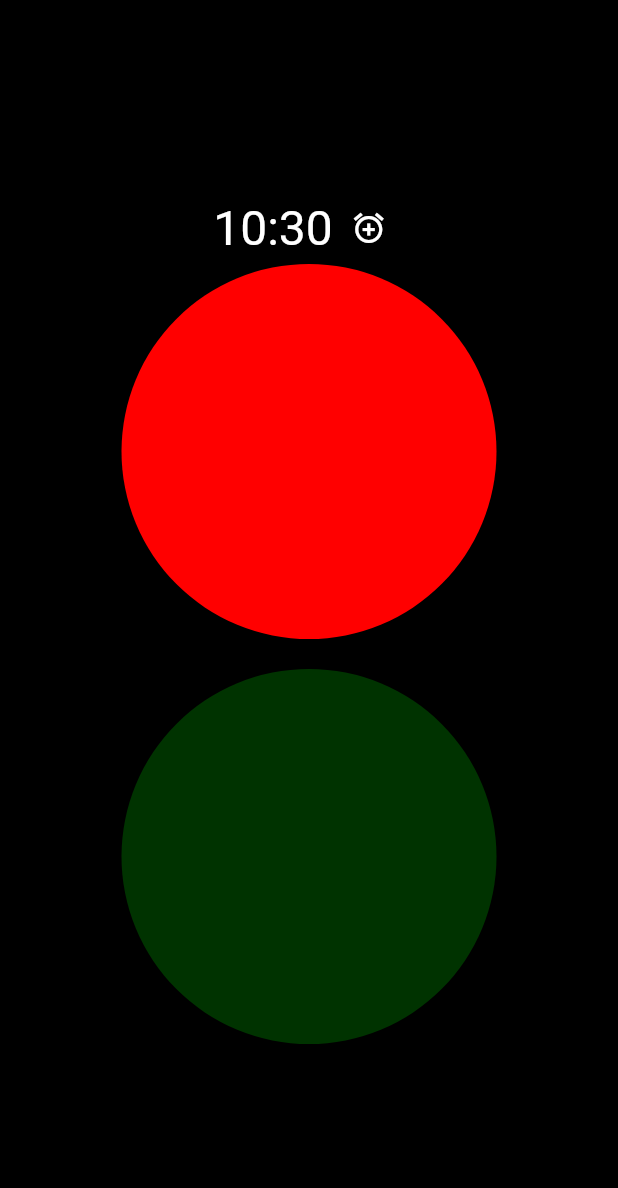
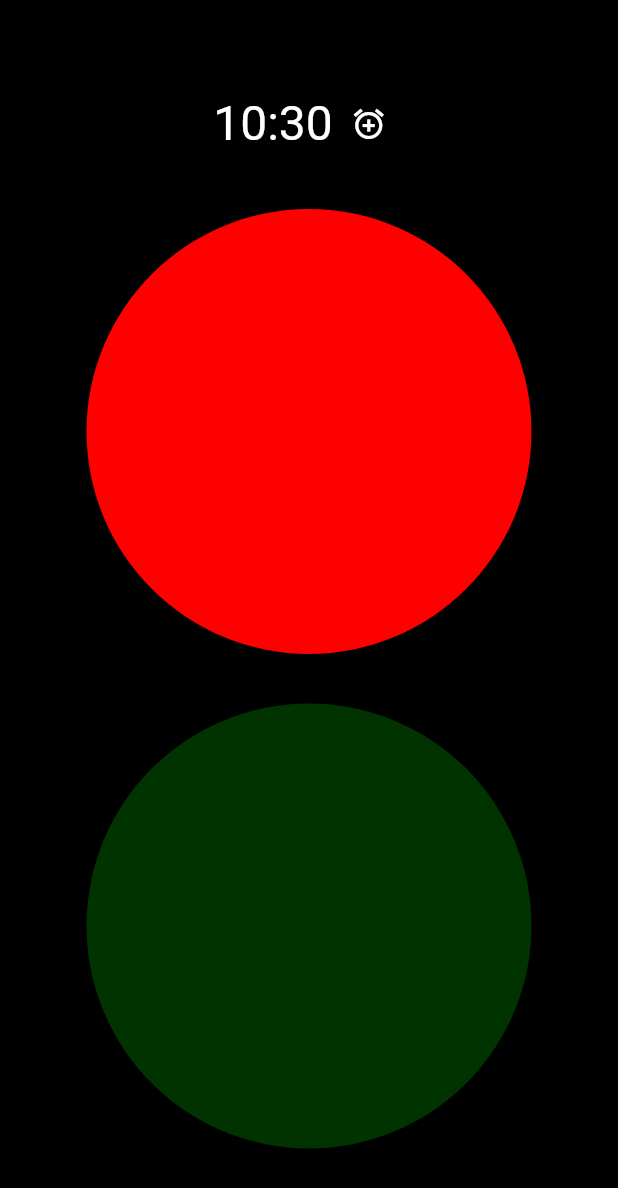
Before and after one commit to fetherolfjd/red_green_alarm, a Flutter app: the screen it shows after launch, on a phone screen of 412 x 824 dp. Shown: the top 1188 px of the screen. Run offline on Flutter 3.47's test engine with Material 2 defaults, Android fonts, the phone set to English and light mode, and no system bars; our stand-ins replace datetime_picker_formfield, rxdart; missing offline and left inert: screen.

Commit message:
Handle portrait and landscape layouts.
This handle redrawing the app to a degree
for the different orientations of the device.

```diff
--- a/lib/src/clock_cluster.dart
+++ b/lib/src/clock_cluster.dart
@@ -4,14 +4,31 @@ import 'clock.dart';
 import 'alarm_time_page.dart';
 import 'hour_minute_text.dart';
 import 'bloc_provider.dart';
+import 'alarm_bloc.dart';
 
 class ClockCluster extends StatelessWidget {
   @override
   Widget build(BuildContext context) {
     final alarmBloc = BlocProvider.of(context).alarmBloc;
+    return OrientationBuilder(
+      builder: (context, orientation) {
+        if (orientation == Orientation.landscape) {
+          return Column(
+            mainAxisAlignment: MainAxisAlignment.center,
+            children: _buildWidgetList(alarmBloc, context),
+          );
+        } else {
           return Row(
             mainAxisAlignment: MainAxisAlignment.center,
-      children: <Widget>[
+            children: _buildWidgetList(alarmBloc, context)
+          );
+        }
+      },
+    );
+  }
+
+  List<Widget> _buildWidgetList(AlarmBloc alarmBloc, BuildContext context) {
+    return <Widget>[
       Clock(),
       IconButton(
         icon: Icon(Icons.add_alarm, color: Colors.white),
@@ -24,7 +41,6 @@ class ClockCluster extends StatelessWidget {
           return ColorText(snapshot.data, Colors.white);
         }
       ),
-      ],
-    );
+    ];
   }
 }
--- a/lib/src/red_green_homepage.dart
+++ b/lib/src/red_green_homepage.dart
@@ -1,24 +1,60 @@
 import 'package:flutter/material.dart';
 
-import 'red_green_lights.dart';
-import 'bloc_provider.dart';
 import 'clock_cluster.dart';
+import 'lights.dart';
 
 class RedGreenHomepage extends StatelessWidget {
   @override
   Widget build(BuildContext context) {
-    final alarmBloc = BlocProvider.of(context).alarmBloc;
     return Scaffold(
       backgroundColor: Colors.black,
-      body: Center(
-        child: Column(
-          mainAxisAlignment: MainAxisAlignment.center,
-          children: <Widget>[
-            ClockCluster(),
-            RedGreenLights(),
-          ],
-        )
-      )
+      body: OrientationBuilder(
+        builder: (context, orientation) {
+          final width = MediaQuery.of(context).size.width;
+          final height = MediaQuery.of(context).size.height;
+          if (orientation == Orientation.landscape) {
+            return Row(
+              mainAxisAlignment: MainAxisAlignment.center,
+              children: <Widget>[
+                ClockCluster(),
+                _buildRedLight(orientation, width, height),
+                _buildGreenLight(orientation, width, height),
+              ]
+            );
+          } else {
+            return Column(
+              mainAxisAlignment: MainAxisAlignment.center,
+              children: <Widget>[
+                ClockCluster(),
+                _buildRedLight(orientation, width, height),
+                _buildGreenLight(orientation, width, height),
+              ],
+            );
+          }
+        },
+      ),
+    );
+  }
+
+  Widget _buildRedLight(Orientation orientation, double width, double height) {
+    return _buildLight(orientation, width, height, RedLight());
+  }
+
+  Widget _buildGreenLight(Orientation orientation, double width, double height) {
+    return _buildLight(orientation, width, height, GreenLight());
+  }
+
+  Widget _buildLight(Orientation orientation, double width, double height, Widget childWidget) {
+    double largeDimension = width > height ? width : height;
+    double totalWidgetSpace = largeDimension * 0.4;
+    double widgetSpace = totalWidgetSpace * 0.9;
+    double widgetMargin = totalWidgetSpace * 0.1;
+    EdgeInsetsGeometry edgeInset = orientation == Orientation.portrait ? EdgeInsets.only(top: widgetMargin) : EdgeInsets.only(left: widgetMargin);
+    return Container(
+      height: widgetSpace,
+      width: widgetSpace,
+      margin: edgeInset,
+      child: childWidget
     );
   }
 }
--- a/lib/src/red_green_lights.dart
+++ /dev/null
@@ -1,23 +0,0 @@
-import 'package:flutter/material.dart';
-
-import 'lights.dart';
-
-class RedGreenLights extends StatelessWidget {
-  @override
-  Widget build(BuildContext context) => Column(
-    mainAxisAlignment: MainAxisAlignment.center,
-    children: <Widget>[
-      Container(
-        height: 250.0,
-        width: 250.0,
-        margin: const EdgeInsets.only(bottom: 20.0),
-        child: RedLight()
-      ),
-      Container(
-        height: 250.0,
-        width: 250.0,
-        child: GreenLight()
-      ),
-    ],
-  );
-}
```
Lines whose indentation alone changed are shown as unchanged.
